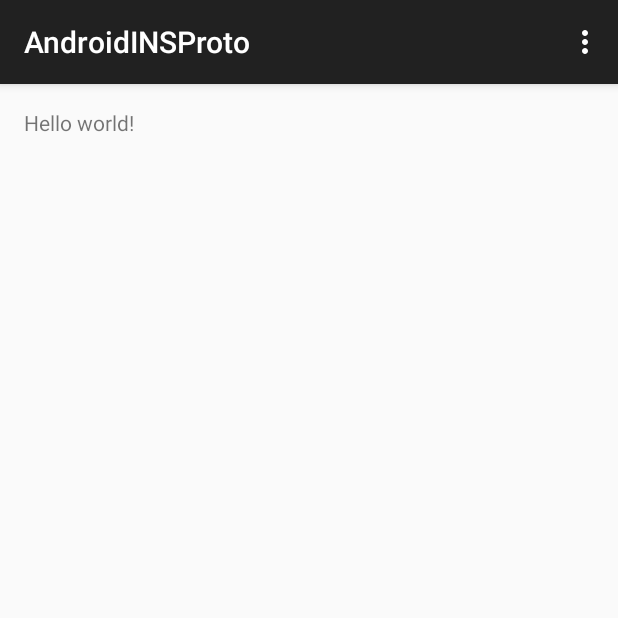
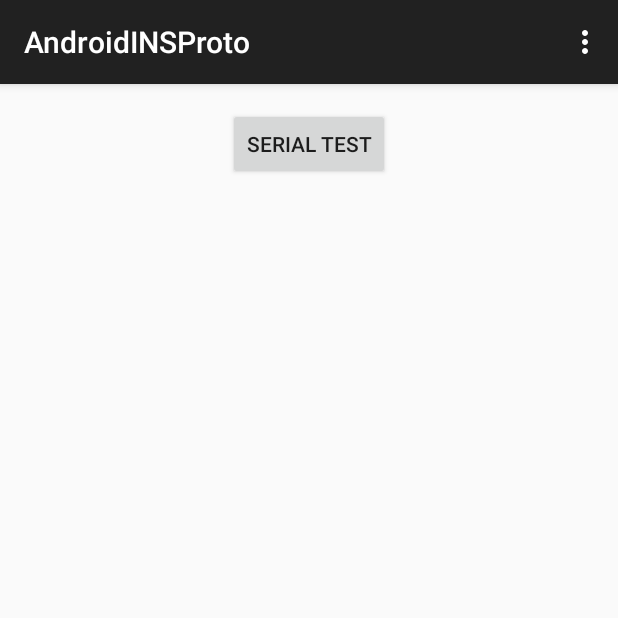
Before and after one commit to maru-n/AndroidINSProto, an Android app: the screen it shows after launch (MainActivity), on a phone screen of 412 x 824 dp, the top half of it. Run offline under Robolectric (Android 15) with nearby library versions, the phone set to English and light mode, and no system bars; libraries missing offline, so code that uses them is left out: com.hoho.android; 3 statements that could not run were skipped.

Commit message:
serial connection test.

```diff
--- a/app/src/main/AndroidManifest.xml
+++ b/app/src/main/AndroidManifest.xml
@@ -12,9 +12,12 @@
             android:label="@string/app_name" >
             <intent-filter>
                 <action android:name="android.intent.action.MAIN" />
-
+                <action android:name="android.hardware.usb.action.USB_DEVICE_ATTACHED" />
                 <category android:name="android.intent.category.LAUNCHER" />
             </intent-filter>
+            <meta-data
+                android:name="android.hardware.usb.action.USB_DEVICE_ATTACHED"
+                android:resource="@xml/device_filter" />
         </activity>
     </application>
 
--- a/app/src/main/java/jp/co/mti/maruyama/androidinsproto/MainActivityFragment.java
+++ b/app/src/main/java/jp/co/mti/maruyama/androidinsproto/MainActivityFragment.java
@@ -6,15 +6,24 @@ import android.hardware.SensorEvent;
 import android.hardware.SensorManager;
 import android.hardware.SensorEventListener;
 import android.hardware.usb.UsbManager;
+import android.hardware.usb.UsbDeviceConnection;
 import android.support.v4.app.Fragment;
 import android.os.Bundle;
 import android.util.Log;
 import android.view.LayoutInflater;
 import android.view.View;
 import android.view.ViewGroup;
+import android.widget.Button;
 
-//import com.hoho.android.usbserial.driver.*;
+import com.hoho.android.usbserial.driver.UsbSerialPort;
+import com.hoho.android.usbserial.driver.UsbSerialDriver;
+import com.hoho.android.usbserial.driver.UsbSerialProber;
+import com.hoho.android.usbserial.util.SerialInputOutputManager;
+import com.hoho.android.usbserial.util.HexDump;
+import java.util.concurrent.ExecutorService;
+import java.util.concurrent.Executors;
 
+import java.io.IOException;
 import java.util.List;
 
 
@@ -23,60 +32,57 @@ import java.util.List;
  */
 public class MainActivityFragment extends Fragment implements SensorEventListener {
 
+    private final String LOG_TAG = this.getClass().getSimpleName();
     private SensorManager mSensorManager;
+    //private UsbManager mUsbManager;
+    private SerialInputOutputManager mSerialIoManager;
 
-    public MainActivityFragment() {
-    }
+    private static UsbSerialPort mSerialPort = null;
+    private final ExecutorService mExecutor = Executors.newSingleThreadExecutor();
+
+    private final SerialInputOutputManager.Listener mSerialIOListener = new SerialInputOutputManager.Listener() {
+        @Override
+        public void onRunError(Exception e) {
+            Log.d(LOG_TAG, "Runner stopped.");
+        }
+
+        @Override
+        public void onNewData(final byte[] data) {
+            final String message = "Read " + data.length + " bytes: \n" + HexDump.dumpHexString(data) + "\n\n";
+            Log.d(LOG_TAG, message);
+        }
+    };
+
+    private final View.OnClickListener mOnClickTestButtonListener = new View.OnClickListener(){
+        @Override
+        public void onClick(View v) {
+            try {
+                mSerialPort.write("o".getBytes("UTF-8"),1);
+            } catch (IOException e) {
+                e.printStackTrace();
+            }
+        }
+    };
+
+    public MainActivityFragment() {}
 
     @Override
     public View onCreateView(LayoutInflater inflater, ViewGroup container,
                              Bundle savedInstanceState) {
+        View view = inflater.inflate(R.layout.fragment_main, container, false);
 
+        seupSensors();
 
-        Activity activity = this.getActivity();
-        mSensorManager = (SensorManager)activity.getSystemService(Activity.SENSOR_SERVICE);
+        Button button = (Button)view.findViewById(R.id.test_button);
+        button.setOnClickListener(mOnClickTestButtonListener);
 
-        List<Sensor> sensors = mSensorManager.getSensorList(Sensor.TYPE_ALL);
-        for(Sensor s: sensors){
-            Log.d(this.toString(), s.getName());
-        }
-        /*
-        UsbManager usbManager = (UsbManager)activity.getSystemService(activity.USB_SERVICE);
-
-        List<UsbSerialDriver> availableDrivers = UsbSerialProber.getDefaultProber().findAllDrivers(manager);
-        if (availableDrivers.isEmpty()) {
-            return;
-        }
-
-        // Open a connection to the first available driver.
-        UsbSerialDriver driver = availableDrivers.get(0);
-        UsbDeviceConnection connection = manager.openDevice(driver.getDevice());
-        if (connection == null) {
-            // You probably need to call UsbManager.requestPermission(driver.getDevice(), ..)
-            return;
-        }
-
-        // Read some data! Most have just one port (port 0).
-        UsbSerialPort port = driver.getPort(0);
-        port.open(connection);
-        try {
-            port.setBaudRate(115200);
-            byte buffer[] = new byte[16];
-            int numBytesRead = port.read(buffer, 1000);
-            Log.d(TAG, "Read " + numBytesRead + " bytes.");
-        } catch (IOException e) {
-            // Deal with error.
-        } finally {
-            port.close();
-        }
-        */
-
-        return inflater.inflate(R.layout.fragment_main, container, false);
+        return view;
     }
 
     @Override
     public void onResume() {
         super.onResume();
+
         if (mSensorManager != null) {
             List<Sensor> accelSensors = mSensorManager.getSensorList(Sensor.TYPE_ACCELEROMETER);
             if (accelSensors.size() > 0) {
@@ -84,6 +90,61 @@ public class MainActivityFragment extends Fragment implements SensorEventListene
                 mSensorManager.registerListener(this, s, SensorManager.SENSOR_DELAY_FASTEST);
             }
         }
+
+        Log.d(LOG_TAG, "Resumed, port=" + mSerialPort);
+
+        final UsbManager usbManager = (UsbManager)this.getActivity().getSystemService(this.getActivity().USB_SERVICE);
+
+        if (mSerialPort == null) {
+
+            Log.d(LOG_TAG, "setupUsbSerial");
+
+            List<UsbSerialDriver> availableDrivers =
+                    UsbSerialProber.getDefaultProber().findAllDrivers(usbManager);
+            if (availableDrivers.isEmpty()) {
+                Log.w(LOG_TAG, "no available drivers.");
+                return;
+            }
+
+            UsbSerialDriver driver = availableDrivers.get(0);
+            UsbDeviceConnection connection = usbManager.openDevice(driver.getDevice());
+            if (connection == null) {
+                Log.w(LOG_TAG, "unable to open the connection.");
+                // You probably need to call UsbManager.requestPermission(driver.getDevice(), ..)
+                return;
+            }
+
+            List<UsbSerialPort> ports = driver.getPorts();
+            for(UsbSerialPort p: ports){
+                Log.d(LOG_TAG, p.toString());
+            }
+            mSerialPort = ports.get(0);
+
+        }
+        Activity activity = this.getActivity();
+
+        UsbDeviceConnection connection = usbManager.openDevice(mSerialPort.getDriver().getDevice());
+        if (connection == null) {
+            Log.d(LOG_TAG, "Opening device failed");
+            return;
+        }
+
+        try {
+            mSerialPort.open(connection);
+            mSerialPort.setParameters(115200, 8, UsbSerialPort.STOPBITS_1, UsbSerialPort.PARITY_NONE);
+        } catch (IOException e) {
+            Log.e(LOG_TAG, "Error setting up device: " + e.getMessage(), e);
+            Log.d(LOG_TAG, "Error opening device: " + e.getMessage());
+            try {
+                mSerialPort.close();
+            } catch (IOException e2) {
+                // Ignore.
+            }
+            mSerialPort = null;
+            return;
+        }
+        Log.d(LOG_TAG, "Serial device: " + mSerialPort.getClass().getSimpleName());
+        onDeviceStateChange();
     }
 
     @Override
@@ -92,15 +153,112 @@ public class MainActivityFragment extends Fragment implements SensorEventListene
         if (mSensorManager != null) {
             mSensorManager.unregisterListener(this);
         }
+
+        stopIoManager();
+        if (mSerialPort != null) {
+            try {
+                mSerialPort.close();
+            } catch (IOException e) {
+                // Ignore.
+            }
+            mSerialPort = null;
+        }
+        this.getActivity().finish();
     }
+
+    private void seupSensors() {
+        Activity activity = this.getActivity();
+        mSensorManager = (SensorManager)activity.getSystemService(Activity.SENSOR_SERVICE);
+
+        List<Sensor> sensors = mSensorManager.getSensorList(Sensor.TYPE_ALL);
+        for(Sensor s: sensors){
+            Log.d(LOG_TAG, s.getName());
+        }
+        return;
+    }
+
+    private void onDeviceStateChange() {
+        stopIoManager();
+        startIoManager();
+    }
+
+    private void stopIoManager() {
+        if (mSerialIoManager != null) {
+            Log.i(LOG_TAG, "Stopping io manager ..");
+            mSerialIoManager.stop();
+            mSerialIoManager = null;
+        }
+    }
+
+    private void startIoManager() {
+        if (mSerialPort != null) {
+            Log.i(LOG_TAG, "Starting io manager ..");
+            mSerialIoManager = new SerialInputOutputManager(mSerialPort, mSerialIOListener);
+            mExecutor.submit(mSerialIoManager);
+        }
+    }
+    /*
+    private void setupUsbSerial() {
+        Log.d(LOG_TAG, "setupUsbSerial");
+        Activity activity = this.getActivity();
+        mUsbManager = (UsbManager)activity.getSystemService(activity.USB_SERVICE);
+
+        List<UsbSerialDriver> availableDrivers =
+                UsbSerialProber.getDefaultProber().findAllDrivers(mUsbManager);
+        if (availableDrivers.isEmpty()) {
+            Log.w(LOG_TAG, "no available drivers.");
+            return;
+        }
+
+        UsbSerialDriver driver = availableDrivers.get(0);
+        UsbDeviceConnection connection = mUsbManager.openDevice(driver.getDevice());
+        if (connection == null) {
+            Log.w(LOG_TAG, "unable to open the connection.");
+            // You probably need to call UsbManager.requestPermission(driver.getDevice(), ..)
+            return;
+        }
+
+        // Read some data! Most have just one port (port 0).
+        List<UsbSerialPort> ports = driver.getPorts();
+        for(UsbSerialPort p: ports){
+            Log.d(LOG_TAG, p.toString());
+        }
+        UsbSerialPort port = ports.get(0);
+
+        try {
+            port.open(connection);
+        } catch (IOException e) {
+            e.printStackTrace();
+            return;
+        }
+
+        try {
+
+            port.setBaudRate(115200);
+            byte buffer[] = new byte[16];
+            int numBytesRead = port.read(buffer, 1000);
+            Log.d(LOG_TAG, "Read " + numBytesRead + " bytes.");
+        } catch (IOException e) {
+            e.printStackTrace();
+            return;
+        } finally {
+            port.close();
+        }
+
+    }
+    */
+
+    /*
+     * SensorEventListener
+     */
 
     @Override
     public void onSensorChanged(SensorEvent event) {
-        Log.d(this.toString(), "x:"+event.values[0]+" y:"+event.values[1]+" z:"+event.values[2]);
+        //Log.d(this.toString(), "x:"+event.values[0]+" y:"+event.values[1]+" z:"+event.values[2]);
     }
 
     @Override
     public void onAccuracyChanged(Sensor sensor, int accuracy) {
-        Log.d(this.toString(), "accuracy:" + accuracy);
+        Log.d(LOG_TAG, "accuracy:" + accuracy);
     }
 }
--- a/app/src/main/res/layout/fragment_main.xml
+++ b/app/src/main/res/layout/fragment_main.xml
@@ -5,7 +5,11 @@
     android:paddingTop="@dimen/activity_vertical_margin"
     android:paddingBottom="@dimen/activity_vertical_margin" tools:context=".MainActivityFragment">
 
-    <TextView android:text="@string/hello_world" android:layout_width="wrap_content"
-        android:layout_height="wrap_content" />
-
+    <Button
+        android:layout_width="wrap_content"
+        android:layout_height="wrap_content"
+        android:text="Serial Test"
+        android:id="@+id/test_button"
+        android:layout_alignParentTop="true"
+        android:layout_centerHorizontal="true" />
 </RelativeLayout>
```
Also changed, not shown: app/src/main/res/xml/device_filter.xml (added, +15 -0 lines).
